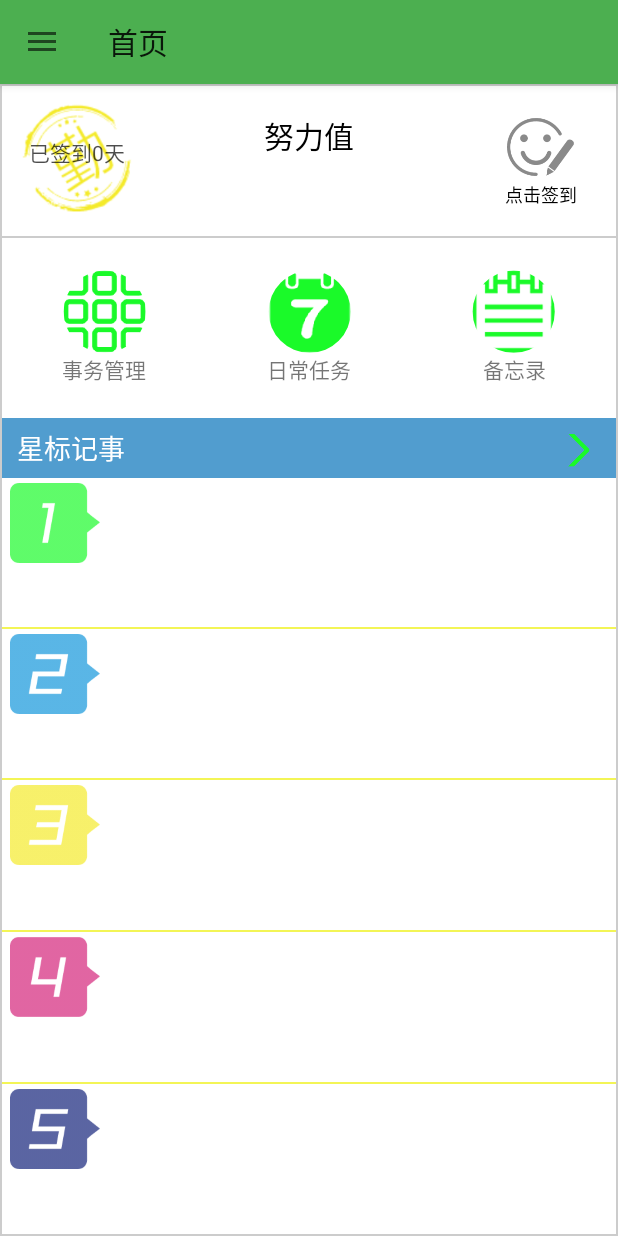
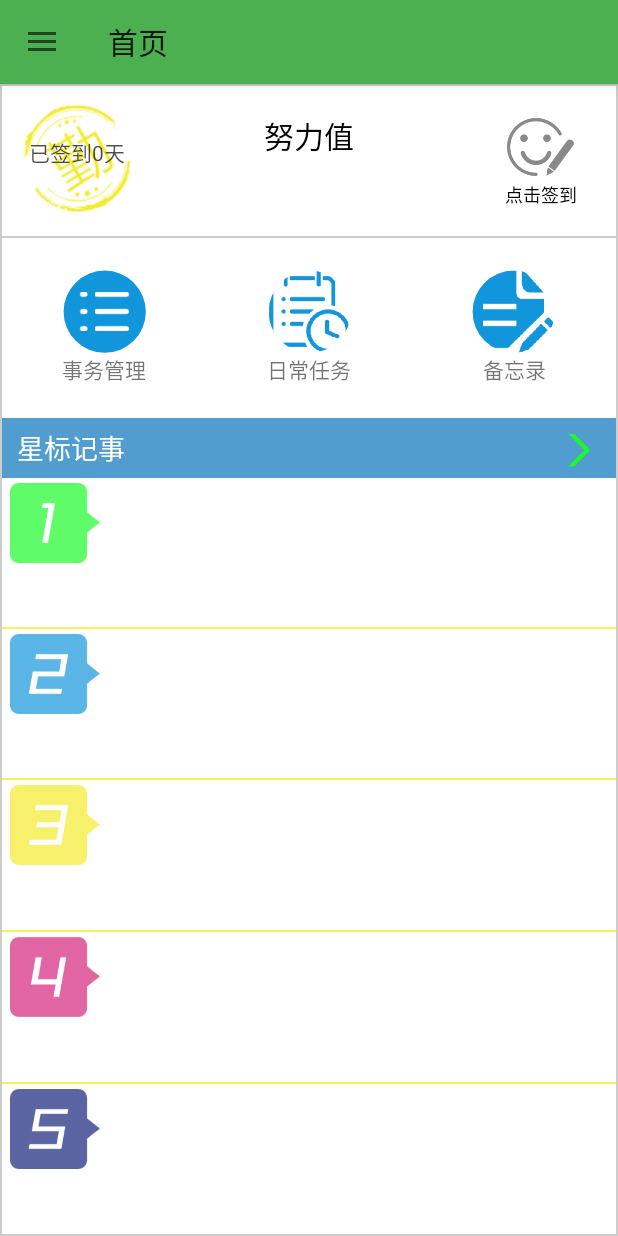
Before and after one commit to Code-Yeong/Card, an Android app: the HomeActivity screen opened directly, with no data from a screen before it, on a phone screen of 412 x 824 dp. Run offline under Robolectric (Android 15) with nearby library versions, the phone set to English and light mode, and no system bars; 1 statement that could not run was skipped.

Commit message:
add pictures
added some pictures

```diff
--- a/app/src/main/res/layout/activity_home.xml
+++ b/app/src/main/res/layout/activity_home.xml
@@ -131,7 +131,7 @@
                             android:id="@+id/home_manage"
                             android:layout_width="55dp"
                             android:layout_height="55dp"
-                            android:src="@drawable/icon_tasklist" />
+                            android:src="@drawable/icon_tasks" />
                     </LinearLayout>
 
                     <LinearLayout
@@ -153,7 +153,7 @@
                             android:id="@+id/home_memo"
                             android:layout_width="55dp"
                             android:layout_height="55dp"
-                            android:src="@drawable/memo" />
+                            android:src="@drawable/icon_memo" />
                     </LinearLayout>
                 </TableRow>
 
--- a/app/src/main/res/layout/activity_memo.xml
+++ b/app/src/main/res/layout/activity_memo.xml
@@ -12,8 +12,8 @@
         android:id="@+id/memo_recycler"
         android:layout_width="match_parent"
         android:layout_height="wrap_content"
-        android:layout_margin="1dp"
         android:visibility="gone">
+        android:layout_margin="1dp">
 
     </com.vector.com.card.utils.MyRecyclerViewForMemo>
 
--- a/app/src/main/res/layout/self_memo_item.xml
+++ b/app/src/main/res/layout/self_memo_item.xml
@@ -22,6 +22,7 @@
                 android:layout_marginLeft="5dp"
                 android:gravity="left|center_vertical"
                 android:textColor="@color/blackColor"
+                android:alpha="0.4"
                 android:textSize="18sp" />
 
             <ImageView
--- a/app/src/main/res/menu/activity_home_drawer.xml
+++ b/app/src/main/res/menu/activity_home_drawer.xml
@@ -4,7 +4,7 @@
     <group android:checkableBehavior="single">
         <item
             android:id="@+id/nav_taskManage"
-            android:icon="@drawable/icon_tasklist"
+            android:icon="@drawable/icon_tasks"
             android:title="任务管理" />
         <item
             android:id="@+id/nav_daily"
@@ -16,11 +16,11 @@
             android:title="备忘录" />
         <item
             android:id="@+id/nav_help"
-            android:icon="@drawable/icon_memo"
+            android:icon="@drawable/icon_help"
             android:title="使用帮助" />
         <item
             android:id="@+id/nav_about"
-            android:icon="@drawable/icon_memo"
+            android:icon="@drawable/icon_about"
             android:title="关于我们" />
     </group>
 
```
Also changed, not shown: app/src/main/res/drawable/icon_about.png (added), app/src/main/res/drawable/icon_daily.png, app/src/main/res/drawable/icon_help.png (added), app/src/main/res/drawable/icon_memo.png, app/src/main/res/drawable/icon_tasklist.png (deleted), app/src/main/res/drawable/icon_tasks.png (added), app/src/main/res/drawable/memo.png (deleted).
